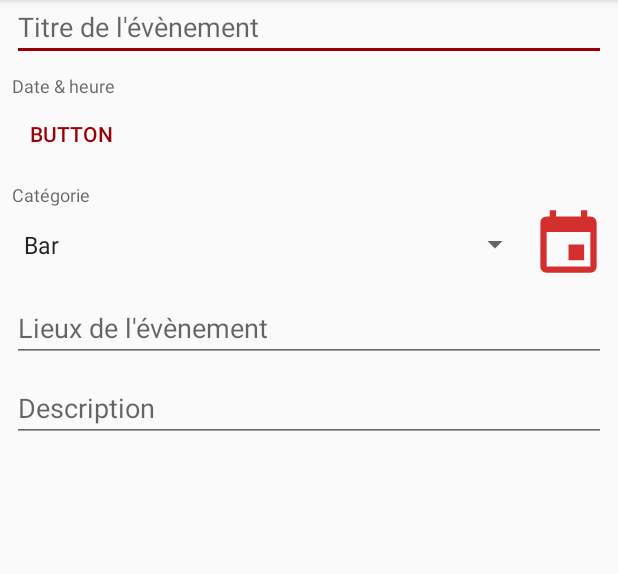
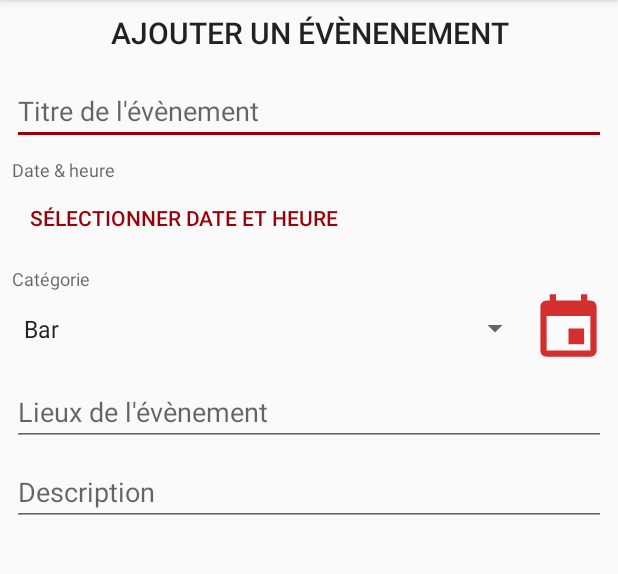
Before and after one commit to DTAMeetUp/App-DTAMeetUp, an Android app: the AddEventActivity screen opened directly, with no data from a screen before it, on a phone screen of 412 x 824 dp, the part 84-658 px from its top. Run offline under Robolectric (Android 15) with nearby library versions, the phone set to English and light mode, and no system bars; our stand-ins replace Firebase (no records; nobody signed in at launch, a user with empty details on screens opened directly).

Commit message:
Minor styling adjustments on add event layout

```diff
--- a/app/src/main/res/layout/content_add_event.xml
+++ b/app/src/main/res/layout/content_add_event.xml
@@ -5,6 +5,7 @@
     android:layout_width="match_parent"
     android:layout_height="match_parent"
     android:layout_margin="@dimen/small_margin"
+    app:layout_behavior="@string/appbar_scrolling_view_behavior"
     android:orientation="vertical">
 
     <TextView
@@ -39,7 +40,7 @@
         android:layout_width="match_parent"
         android:layout_height="wrap_content"
         android:layout_marginBottom="@dimen/small_margin"
-        android:text="Button"
+        android:text="@string/selectDateTime"
         android:textAlignment="textStart" />
 
     <TextView
--- a/app/src/main/res/values/strings.xml
+++ b/app/src/main/res/values/strings.xml
@@ -24,6 +24,7 @@
     <string name="location">Lieux de l\'évènement</string>
     <string name="description">Description</string>
     <string name="save">Sauvegarder</string>
+    <string name="selectDateTime">Sélectionner date et heure</string>
 
     <string-array name="categories">
         <item name="bar">Bar</item>
```
